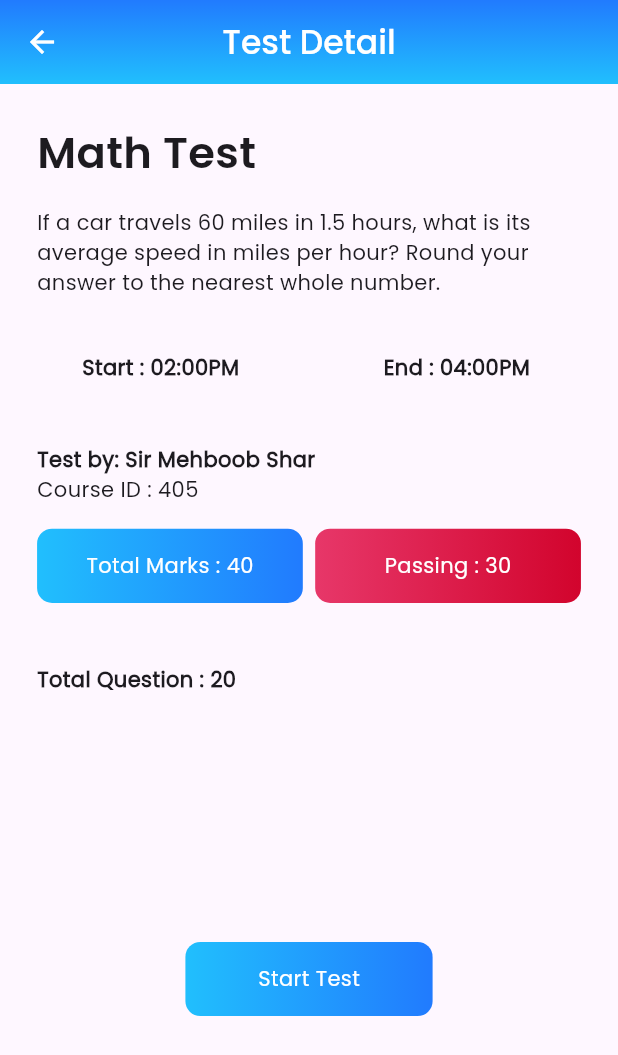
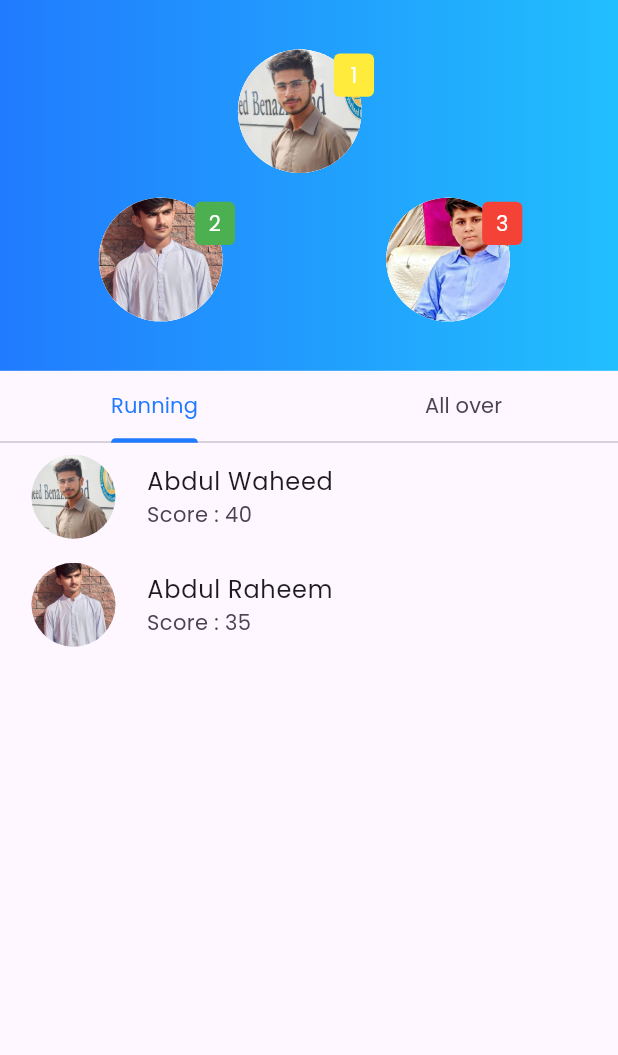
Before and after one commit to abdulwaheedwighio/Flutter-APP, a Flutter app: the LeaderboardScreen screen opened directly, on a phone screen of 412 x 824 dp. Shown: the top 1055 px of the screen. Run offline on Flutter 3.47's test engine with Material 3 defaults, Android fonts, the phone set to English and light mode, and no system bars; our stand-ins replace google_fonts.

Commit message:
change is done

```diff
--- a/lib/bottom_nav_bar/root_screen.dart
+++ b/lib/bottom_nav_bar/root_screen.dart
@@ -2,10 +2,7 @@ import 'package:flutter/cupertino.dart';
 import 'package:flutter/material.dart';
 import 'package:i_creativez_task1/screens/bottom_nav_bar_screens/account_screen.dart';
 import 'package:i_creativez_task1/screens/bottom_nav_bar_screens/leaderboard_screen.dart';
-import 'package:i_creativez_task1/screens/bottom_nav_bar_screens/courses_screen.dart';
 import 'package:i_creativez_task1/screens/bottom_nav_bar_screens/home_screens.dart';
-import 'package:i_creativez_task1/screens/bottom_nav_bar_screens/question_screen.dart';
-import 'package:persistent_bottom_nav_bar_v2/persistent_bottom_nav_bar_v2.dart';
 
 class RootScreen extends StatefulWidget {
   const RootScreen({super.key});
--- a/lib/const/image_string.dart
+++ b/lib/const/image_string.dart
@@ -1,3 +1,5 @@
 class AppImages{
   static const String userImage = "assets/images/picture.jpg";
+  static const String userImage1 = "assets/images/raheem.jpg";
+  static const String userImage2 = "assets/images/sami.jpg";
 }
--- a/lib/main.dart
+++ b/lib/main.dart
@@ -1,9 +1,7 @@
 import 'package:flutter/material.dart';
-import 'package:i_creativez_task1/bottom_nav_bar/root_screen.dart';
 import 'package:i_creativez_task1/const/app_fonts.dart';
-import 'package:i_creativez_task1/screens/student_view_screen.dart';
+import 'package:i_creativez_task1/screens/bottom_nav_bar_screens/leaderboard_screen.dart';
 import 'package:i_creativez_task1/utils/device_info.dart';
-import 'package:i_creativez_task1/widgets/student_list.dart';
 
 void main() {
   runApp(const MyApp());
@@ -22,7 +20,7 @@ class MyApp extends StatelessWidget {
       theme: ThemeData(
         fontFamily: FontFamilyPoppins.poppinsRegular,
       ),
-      home: const RootScreen(),
+      home: const LeaderboardScreen(),
     );
   }
 }
--- a/lib/screens/bottom_nav_bar_screens/leaderboard_screen.dart
+++ b/lib/screens/bottom_nav_bar_screens/leaderboard_screen.dart
@@ -1,9 +1,8 @@
 import 'package:flutter/material.dart';
-import 'package:i_creativez_task1/const/app_fonts.dart';
 import 'package:i_creativez_task1/const/colors.dart';
+import 'package:i_creativez_task1/const/image_string.dart';
 import 'package:i_creativez_task1/utils/device_info.dart';
-import 'package:i_creativez_task1/widgets/app_bar_widget.dart';
-import 'package:i_creativez_task1/widgets/custom_button.dart';
+import 'package:i_creativez_task1/widgets/leaderboard_widget.dart';
 import 'package:i_creativez_task1/widgets/text_widget.dart';
 
 class LeaderboardScreen extends StatefulWidget {
@@ -16,107 +15,120 @@ class LeaderboardScreen extends StatefulWidget {
 class _LeaderboardScreenState extends State<LeaderboardScreen> {
   @override
   Widget build(BuildContext context) {
-    return Scaffold(
-      appBar: const AppBarWidget(
-          title: "Test Detail",
+    return DefaultTabController(
+      length: 2,
+      child: Scaffold(
+        body: Column(
+          children: [
+            Container(
+              width: double.infinity,
+              child: Stack(
+                alignment: Alignment.topCenter,
+                children: [
+                  Container(
+                    width: double.infinity,
+                    height: screenHeight * 0.3,
+                    decoration: BoxDecoration(
+                      gradient: LinearGradient(
+                          colors: [
+                            primaryColor,
+                            secondaryColor
+                          ],
                       ),
-      body: SingleChildScrollView(
-        child: Padding(
-          padding:  EdgeInsets.symmetric(horizontal: screenWidth * 0.06,vertical: screenHeight * 0.03),
-          child: Column(
-            crossAxisAlignment: CrossAxisAlignment.start,
-            children: [
-              TextWidget(
-                title: "Math Test",
-                fontFamily: FontFamilyPoppins.poppinsSemiBold,
-                fontSize: screenWidth * 0.070,
                     ),
-              SizedBox(height: screenHeight * 0.02,),
-              const TextWidget(
-                title: "If a car travels 60 miles in 1.5 hours, what is its average speed in miles per hour? Round your answer to the nearest whole number.",
                   ),
 
-              SizedBox(height: screenWidth * 0.07,),
                   Padding(
-                padding:  const EdgeInsets.all(8.0),
-                child: Center(
-                  child: Row(
-                    mainAxisAlignment: MainAxisAlignment.spaceAround,
+                    padding:  EdgeInsets.only(top: screenHeight * 0.04,right: screenWidth * 0.030),
+                    child: const StackItem(
+                      userImage: AppImages.userImage,
+                      positionBgColor: Colors.yellow,
+                      userPosition: "1",
+                    ),
+                  ),
+                  Padding(
+                    padding:  EdgeInsets.only(right: screenWidth * 0.48,top: screenHeight * 0.16),
+                    child: const StackItem(
+                      userImage: AppImages.userImage1,
+                      positionBgColor: Colors.green,
+                      userPosition: "2",
+                    ),
+                  ),
+                  Padding(
+                    padding:  EdgeInsets.only(left: screenWidth * 0.45,top: screenHeight * 0.16) ,
+                    child: const StackItem(
+                      userImage: AppImages.userImage2,
+                      positionBgColor: Colors.red,
+                      userPosition: "3",
+                    ),
+                  ),
+
+                ],
+              ),
+            ),
+              TabBar(
+               indicatorColor: primaryColor,
+                labelColor: primaryColor,
+
+                tabs: const [
+                  Tab(
+                    text: "Running",
+
+                  ),
+                  Tab(
+                    text: "All over",
+                  )
+                ],
+            ),
+            Expanded(
+              child: TabBarView(
                   children: [
-                      const TextWidget(
-                        title: "Start : 02:00PM",
-                        fontSize: 14,
-                        fontWeight: FontWeight.w600,
+                    Container(
+                      width: double.infinity,
+                      decoration: const BoxDecoration(
+
                       ),
-                      SizedBox(width: screenWidth * 0.02,),
-                      const TextWidget(
-                        title: "End : 04:00PM ",
-                        fontSize: 14,
-                        fontWeight: FontWeight.w600,
+                      child: ListView(
+                        children: [
+                          ListTile(
+                            title: const TextWidget(title: "Abdul Waheed"),
+                            subtitle: const TextWidget(title: "Score : 40"),
+                            leading: CircleAvatar(
+                              radius: screenWidth * 0.08,
+                            backgroundImage: const AssetImage(AppImages.userImage),
+                            ),
+                          ),
+
+                          ListTile(
+                            title: const TextWidget(title: "Abdul Raheem"),
+                            subtitle: const TextWidget(title: "Score : 35"),
+                            leading: CircleAvatar(
+                              radius: screenWidth * 0.08,
+                              backgroundImage: const AssetImage(AppImages.userImage1),
+                            ),
                           ),
                         ],
                       ),
                     ),
+                    Container(
+                      width: double.infinity,
+                      decoration: const BoxDecoration(
+
                       ),
-              SizedBox(height: screenHeight * 0.02,),
-              Column(
-                crossAxisAlignment: CrossAxisAlignment.start,
+                      child: const  Column(
+                        mainAxisAlignment: MainAxisAlignment.center,
                         children: [
-
-                  SizedBox(height: screenHeight * 0.02,),
-                  const TextWidget(
-                    title: "Test by: Sir Mehboob Shar",
-                    fontSize: 14,
-                    fontWeight: FontWeight.w600,
-                  ),
-                  const TextWidget(
-                    title: "Course ID : 405",
-                    fontSize: 14,
-                  ),
-                  SizedBox(height: screenHeight * 0.02,),
-                   Row(
-                    mainAxisAlignment: MainAxisAlignment.spaceAround,
-                    children: [
-                      Expanded(
-                        child: CustomButton(
-                          title: 'Total Marks : 40',
-                          secondaryColor1: secondaryColor,
-                          primaryColor1: primaryColor,
-                          onTab: (){},
-                        ),
-                      ),
-                      SizedBox(width: screenWidth * 0.02,),
-                      Expanded(
-                        child: CustomButton(
-                          title: 'Passing : 30',
-                          secondaryColor1: redColor2,
-                          primaryColor1: redColor1,
-                          onTab: (){},
+                          TextWidget(title: "Over All"),
+                          SizedBox(height: 20),
+                          Text("This is the over all tab content."),
+                        ],
                       ),
                     ),
                   ],
               ),
-                   SizedBox(height: screenHeight * 0.050,),
-                  const TextWidget(
-                      title: "Total Question : 20",
-                      fontWeight: FontWeight.w600,
             ),
-                  SizedBox(height: screenHeight * 0.20,),
-                  Align(
-                    alignment: Alignment.center,
-                    child: CustomButton(
-                        title: "Start Test",
-                        secondaryColor1: secondaryColor,
-                        primaryColor1: primaryColor,
-                        onTab: (){
 
-                        }
-                    ),
-                  ),
           ],
-              ),
-            ],
-          ),
         ),
       ),
     );
--- a/lib/screens/bottom_nav_bar_screens/question_screen.dart
+++ b/lib/screens/bottom_nav_bar_screens/question_screen.dart
@@ -1,4 +1,9 @@
 import 'package:flutter/material.dart';
+import 'package:i_creativez_task1/const/app_fonts.dart';
+import 'package:i_creativez_task1/const/colors.dart';
+import 'package:i_creativez_task1/utils/device_info.dart';
+import 'package:i_creativez_task1/widgets/app_bar_widget.dart';
+import 'package:i_creativez_task1/widgets/custom_button.dart';
 import 'package:i_creativez_task1/widgets/text_widget.dart';
 
 class QuestionScreen extends StatefulWidget {
@@ -11,12 +16,108 @@ class QuestionScreen extends StatefulWidget {
 class _QuestionScreenState extends State<QuestionScreen> {
   @override
   Widget build(BuildContext context) {
-    return const  Scaffold(
-      body: Column(
-        mainAxisAlignment: MainAxisAlignment.center,
-        children: [
-          Center(child: TextWidget(title: "Question/Answer Screen")),
-        ],
+    return Scaffold(
+      appBar: const AppBarWidget(
+        title: "Test Detail",
+      ),
+      body: SingleChildScrollView(
+        child: Padding(
+          padding:  EdgeInsets.symmetric(horizontal: screenWidth * 0.06,vertical: screenHeight * 0.03),
+          child: Column(
+            crossAxisAlignment: CrossAxisAlignment.start,
+            children: [
+              TextWidget(
+                title: "Math Test",
+                fontFamily: FontFamilyPoppins.poppinsSemiBold,
+                fontSize: screenWidth * 0.070,
+              ),
+              SizedBox(height: screenHeight * 0.02,),
+              const TextWidget(
+                title: "If a car travels 60 miles in 1.5 hours, what is its average speed in miles per hour? Round your answer to the nearest whole number.",
+              ),
+
+              SizedBox(height: screenWidth * 0.07,),
+              Padding(
+                padding:  const EdgeInsets.all(8.0),
+                child: Center(
+                  child: Row(
+                    mainAxisAlignment: MainAxisAlignment.spaceAround,
+                    children: [
+                      const TextWidget(
+                        title: "Start : 02:00PM",
+                        fontSize: 14,
+                        fontWeight: FontWeight.w600,
+                      ),
+                      SizedBox(width: screenWidth * 0.02,),
+                      const TextWidget(
+                        title: "End : 04:00PM ",
+                        fontSize: 14,
+                        fontWeight: FontWeight.w600,
+                      ),
+                    ],
+                  ),
+                ),
+              ),
+              SizedBox(height: screenHeight * 0.02,),
+              Column(
+                crossAxisAlignment: CrossAxisAlignment.start,
+                children: [
+
+                  SizedBox(height: screenHeight * 0.02,),
+                  const TextWidget(
+                    title: "Test by: Sir Mehboob Shar",
+                    fontSize: 14,
+                    fontWeight: FontWeight.w600,
+                  ),
+                  const TextWidget(
+                    title: "Course ID : 405",
+                    fontSize: 14,
+                  ),
+                  SizedBox(height: screenHeight * 0.02,),
+                  Row(
+                    mainAxisAlignment: MainAxisAlignment.spaceAround,
+                    children: [
+                      Expanded(
+                        child: CustomButton(
+                          title: 'Total Marks : 40',
+                          secondaryColor1: secondaryColor,
+                          primaryColor1: primaryColor,
+                          onTab: (){},
+                        ),
+                      ),
+                      SizedBox(width: screenWidth * 0.02,),
+                      Expanded(
+                        child: CustomButton(
+                          title: 'Passing : 30',
+                          secondaryColor1: redColor2,
+                          primaryColor1: redColor1,
+                          onTab: (){},
+                        ),
+                      ),
+                    ],
+                  ),
+                  SizedBox(height: screenHeight * 0.050,),
+                  const TextWidget(
+                    title: "Total Question : 20",
+                    fontWeight: FontWeight.w600,
+                  ),
+                  SizedBox(height: screenHeight * 0.20,),
+                  Align(
+                    alignment: Alignment.center,
+                    child: CustomButton(
+                        title: "Start Test",
+                        secondaryColor1: secondaryColor,
+                        primaryColor1: primaryColor,
+                        onTab: (){
+
+                        }
+                    ),
+                  ),
+                ],
+              ),
+            ],
+          ),
+        ),
       ),
     );
   }
--- /dev/null
+++ b/lib/screens/tab_page1.dart
@@ -0,0 +1,17 @@
+import 'package:flutter/material.dart';
+
+class TabPage1 extends StatefulWidget {
+  const TabPage1({super.key});
+
+  @override
+  State<TabPage1> createState() => _TabPage1State();
+}
+
+class _TabPage1State extends State<TabPage1> {
+  @override
+  Widget build(BuildContext context) {
+    return ListView(
+
+    );
+  }
+}
--- /dev/null
+++ b/lib/widgets/custom_list_tile_widget.dart
@@ -0,0 +1,22 @@
+import 'package:flutter/material.dart';
+import 'package:i_creativez_task1/const/image_string.dart';
+import 'package:i_creativez_task1/utils/device_info.dart';
+import 'package:i_creativez_task1/widgets/text_widget.dart';
+
+class CustomListTileWidget extends StatelessWidget {
+
+
+  const CustomListTileWidget({super.key});
+
+  @override
+  Widget build(BuildContext context) {
+    return ListTile(
+      title: const TextWidget(title: "Abdul Waheed"),
+      subtitle: const TextWidget(title: "Score : 40"),
+      leading: CircleAvatar(
+        radius: screenWidth * 0.08,
+        backgroundImage: const AssetImage(AppImages.userImage),
+      ),
+    );
+  }
+}
--- /dev/null
+++ b/lib/widgets/leaderboard_widget.dart
@@ -0,0 +1,52 @@
+import 'package:flutter/material.dart';
+import 'package:i_creativez_task1/utils/device_info.dart';
+import 'package:i_creativez_task1/widgets/text_widget.dart';
+
+class StackItem extends StatelessWidget {
+
+  final String userImage;
+  final String userPosition;
+  final Color positionBgColor;
+
+
+  const StackItem({
+    super.key,
+    required this.userImage,
+    required this.userPosition,
+    required this.positionBgColor,
+  });
+
+  @override
+  Widget build(BuildContext context) {
+    return Container(
+      width: screenWidth * 0.26,
+      height: screenHeight * 0.10,
+      child: Stack(
+        children: [
+          CircleAvatar(
+            radius: screenWidth * 0.26,
+            backgroundColor: Colors.white,
+            child: CircleAvatar(
+              radius: screenWidth * 0.24,
+              backgroundColor: Colors.white,
+              backgroundImage:  AssetImage(userImage),
+            ),
+          ),
+          Align(
+            alignment: const Alignment(0.9, -0.9),
+            child: Container(
+              width: screenWidth * 0.065,
+              height: screenHeight * 0.035,
+              decoration: BoxDecoration(
+                borderRadius: BorderRadius.circular(4),
+                color: positionBgColor,
+              ),
+              child:  Center(
+                  child:  TextWidget(title: userPosition,textColor: Colors.white,)),
+            ),
+          ),
+        ],
+      ),
+    );
+  }
+}
```
Also changed, not shown: assets/images/raheem.jpg (added), assets/images/sami.jpg (added). Lines whose indentation alone changed are shown as unchanged.
